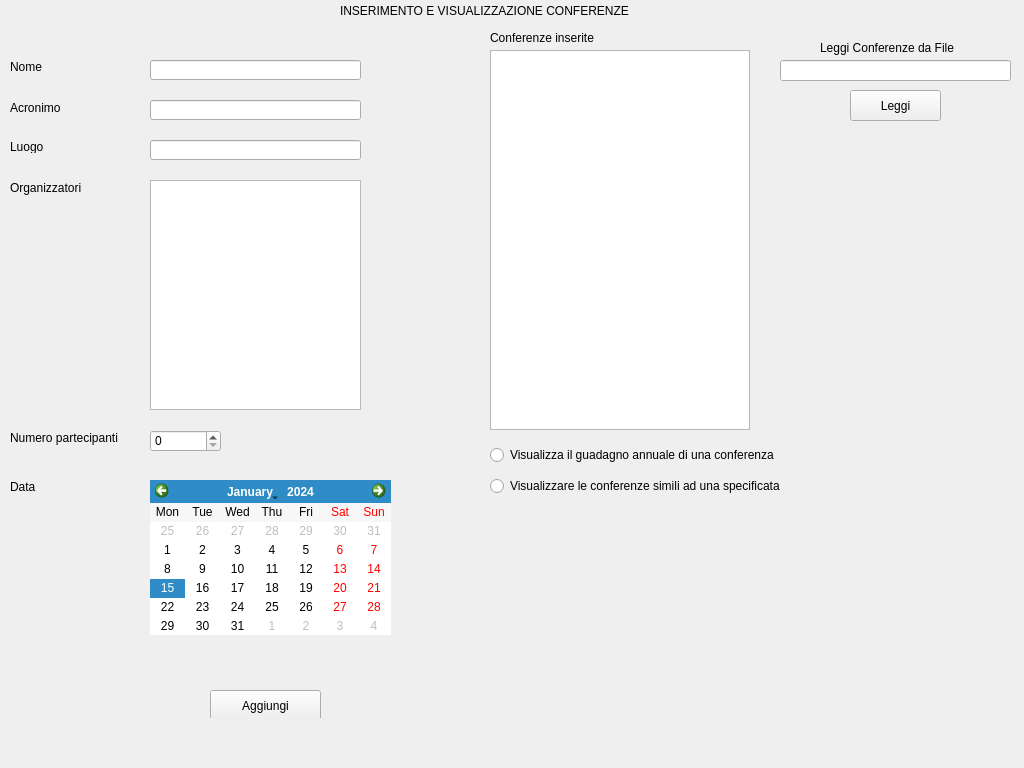
Old version of the form Progetto/paginaconferenza.ui in the repository marcovirgillo/ProgettoPO.
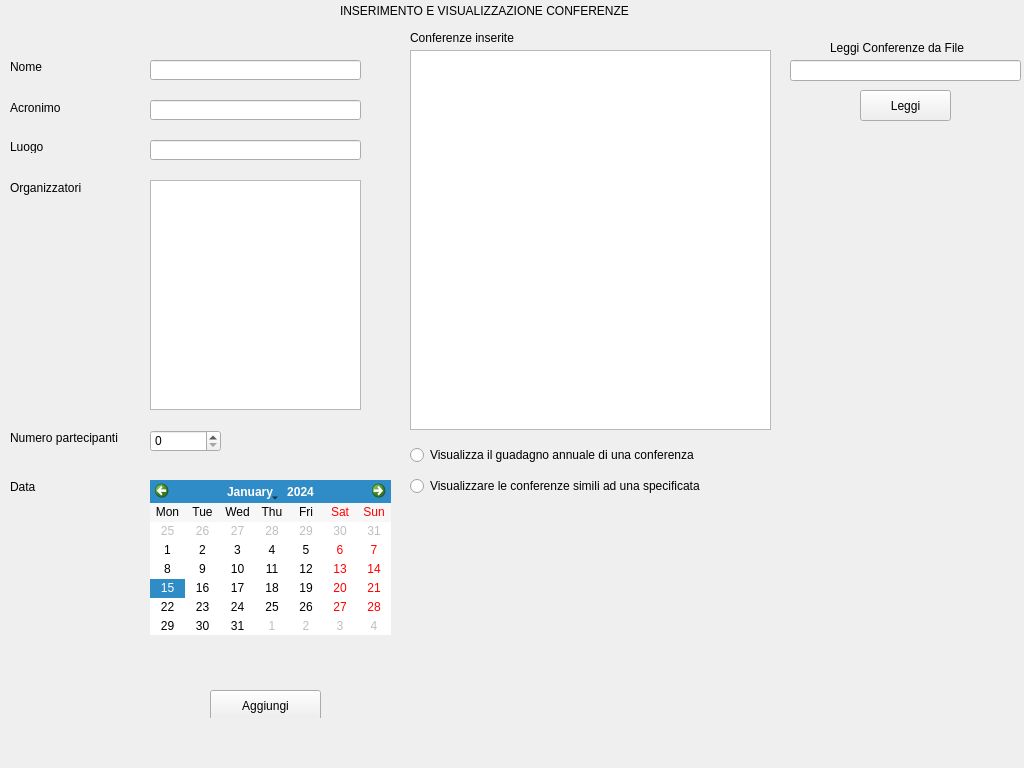
New version of the form. The open tabs and pages were chosen to show the change.

Patch:
```diff
--- a/Progetto/paginaconferenza.ui
+++ b/Progetto/paginaconferenza.ui
@@ -185,9 +185,9 @@
     <widget class="QListWidget" name="listConferenze">
      <property name="geometry">
       <rect>
-       <x>490</x>
+       <x>410</x>
        <y>50</y>
-       <width>260</width>
+       <width>361</width>
        <height>380</height>
       </rect>
      </property>
@@ -205,7 +205,7 @@
     <widget class="QLabel" name="labelConferenzeInserite">
      <property name="geometry">
       <rect>
-       <x>490</x>
+       <x>410</x>
        <y>30</y>
        <width>131</width>
        <height>16</height>
@@ -231,7 +231,7 @@
     <widget class="QPushButton" name="buttonLeggi">
      <property name="geometry">
       <rect>
-       <x>850</x>
+       <x>860</x>
        <y>90</y>
        <width>91</width>
        <height>31</height>
@@ -244,7 +244,7 @@
     <widget class="QLineEdit" name="Percorso">
      <property name="geometry">
       <rect>
-       <x>780</x>
+       <x>790</x>
        <y>60</y>
        <width>231</width>
        <height>21</height>
@@ -254,7 +254,7 @@
     <widget class="QLabel" name="labelLeggiDaFile">
      <property name="geometry">
       <rect>
-       <x>820</x>
+       <x>830</x>
        <y>40</y>
        <width>161</width>
        <height>16</height>
@@ -267,7 +267,7 @@
     <widget class="QWidget" name="layoutWidget">
      <property name="geometry">
       <rect>
-       <x>490</x>
+       <x>410</x>
        <y>440</y>
        <width>341</width>
        <height>61</height>
```
Left out of the diff: 13 changed lines with no effect on the pictures.
